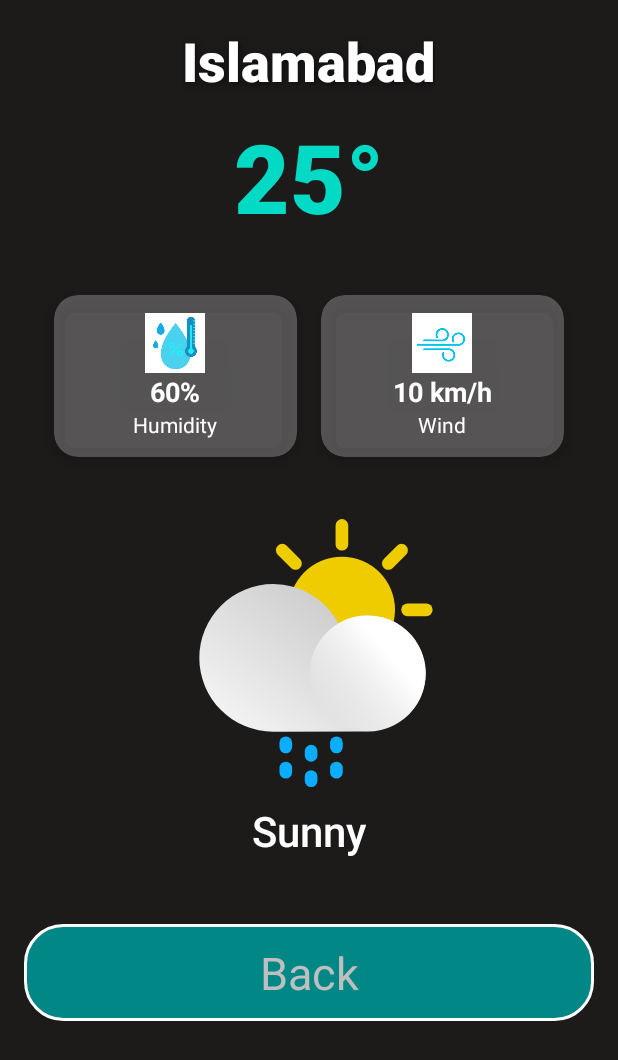
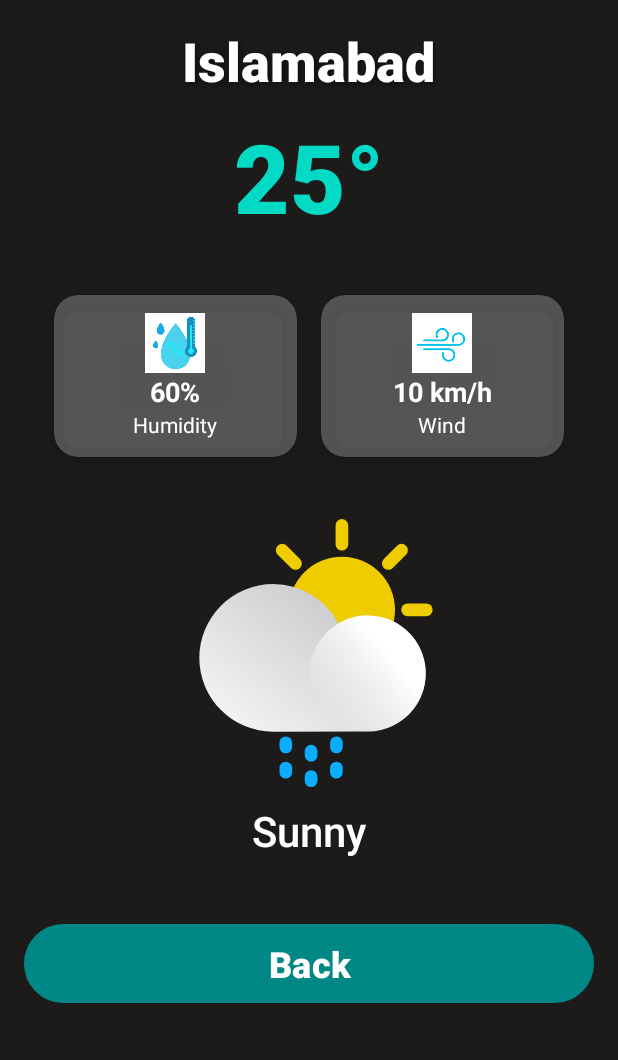
Before and after one commit to habibatanveer20/Bazm-e-Rah, an Android app: the WeatherActivity screen opened directly, with no data from a screen before it, on a phone screen of 412 x 824 dp. Shown: the top 1060 px of the screen. Run offline under Robolectric (Android 15) with nearby library versions, the phone set to English and light mode, and no system bars.

Commit message:
weather changes

```diff
--- a/app/src/main/res/layout/activity_weather.xml
+++ b/app/src/main/res/layout/activity_weather.xml
@@ -155,19 +155,18 @@
         android:textSize="28sp" />
 
     <!-- City Input -->
-    <EditText
-        android:id="@+id/cityNameInput"
+    <Button
+        android:id="@+id/backButton"
         android:layout_width="match_parent"
         android:layout_height="wrap_content"
         android:layout_below="@id/descriptionText"
         android:layout_marginTop="43dp"
         android:background="@drawable/rounded_button"
-        android:gravity="center"
-        android:hint="Back"
-        android:padding="12dp"
+        android:text="Back"
         android:textColor="@android:color/white"
-        android:textColorHint="#BFBFBF"
-        android:textSize="30sp" />
+        android:textSize="24sp"
+        android:textStyle="bold"
+        android:gravity="center" />
 
 
 </RelativeLayout>
```
Also changed, not shown: app/src/main/java/com/example/bazmeraah/WeatherActivity.java (+57 -60 lines).
